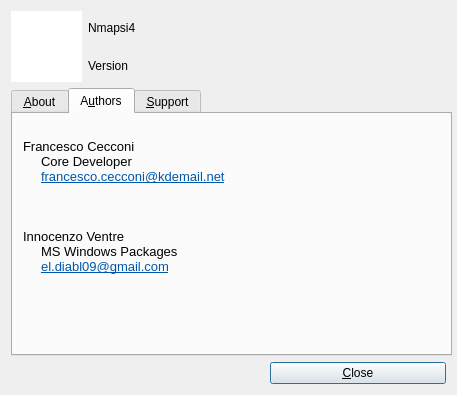
This is lib/about/about.ui in nmapsi4/nmapsi4 as Qt 5 draws it before an edit. The edited form follows.
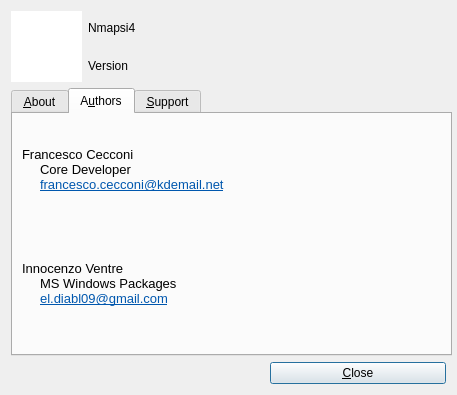
This is the edited form. The open tabs and pages were chosen to show the change. Icons and pictures are not drawn.

Commit message: * new options List * graphical fix * code fix * about fix * updated image from 32 to 64 px

What changed in the file:
```diff
--- a/lib/about/about.ui
+++ b/lib/about/about.ui
@@ -163,15 +163,9 @@
       <attribute name="title" >
        <string>A&amp;uthors</string>
       </attribute>
+      <layout class="QVBoxLayout" name="verticalLayout_2" >
+       <item>
       <widget class="QLabel" name="label_5" >
-       <property name="geometry" >
-        <rect>
-         <x>10</x>
-         <y>10</y>
-         <width>231</width>
-         <height>91</height>
-        </rect>
-       </property>
        <property name="text" >
         <string>&lt;!DOCTYPE HTML PUBLIC "-//W3C//DTD HTML 4.0//EN" "http://www.w3.org/TR/REC-html40/strict.dtd">
 &lt;html>&lt;head>&lt;meta name="qrichtext" content="1" />&lt;style type="text/css">
@@ -183,15 +177,9 @@
 &lt;p style="-qt-paragraph-type:empty; margin-top:0px; margin-bottom:0px; margin-left:0px; margin-right:0px; -qt-block-indent:0; text-indent:0px; text-decoration: underline; color:#0057ae;">&lt;/p>&lt;/body>&lt;/html></string>
        </property>
       </widget>
+       </item>
+       <item>
       <widget class="QLabel" name="label_6" >
-       <property name="geometry" >
-        <rect>
-         <x>10</x>
-         <y>100</y>
-         <width>231</width>
-         <height>91</height>
-        </rect>
-       </property>
        <property name="text" >
         <string>&lt;!DOCTYPE HTML PUBLIC "-//W3C//DTD HTML 4.0//EN" "http://www.w3.org/TR/REC-html40/strict.dtd">
 &lt;html>&lt;head>&lt;meta name="qrichtext" content="1" />&lt;style type="text/css">
@@ -203,6 +191,8 @@
 &lt;p style="-qt-paragraph-type:empty; margin-top:0px; margin-bottom:0px; margin-left:0px; margin-right:0px; -qt-block-indent:0; text-indent:0px; text-decoration: underline; color:#0057ae;">&lt;/p>&lt;/body>&lt;/html></string>
        </property>
       </widget>
+       </item>
+      </layout>
      </widget>
      <widget class="QWidget" name="tab_3" >
       <attribute name="title" >
```
Left out of the diff: 18 changed lines with no effect on the pictures. Lines whose indentation alone changed are shown as unchanged. The commit also changes 10 other files.
